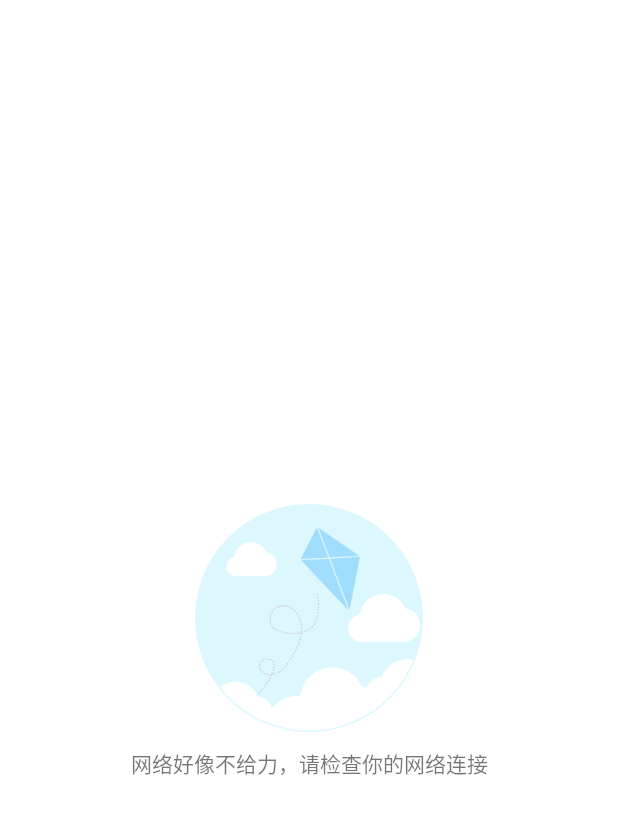
After one commit to LysonLuo/Huoshi-android-v1, an Android app: the layout fragment_network_fail.xml on its own in the app's theme, with its tools: preview values and no code run, on a phone screen of 412 x 824 dp. The commit adds this screen. Shown: the top 814 px of the screen. Run offline under Robolectric (Android 15) with nearby library versions, the phone set to English and light mode, and no system bars.

Commit message:
添加无网络状态UI

```diff
--- a/app/src/main/java/im/huoshi/ui/find/interces/InterCesFragment.java
+++ b/app/src/main/java/im/huoshi/ui/find/interces/InterCesFragment.java
@@ -29,7 +29,7 @@ import im.huoshi.views.RecyclerViewScrollListener;
 
 /**
  * 公用的祷告页面
- * <p/>
+ * <p>
  * Created by Lyson on 15/12/27.
  */
 public class InterCesFragment extends BaseFragment {
@@ -120,6 +120,7 @@ public class InterCesFragment extends BaseFragment {
                 mIsLoading = false;
                 mRefreshLayout.setRefreshing(false);
                 removeProgressFragment();
+                showNetWorkFailFragment(R.id.framelayout);
                 LogUtils.d("XXX", "what");
             }
         });
--- /dev/null
+++ b/app/src/main/res/layout/fragment_network_fail.xml
@@ -0,0 +1,21 @@
+<?xml version="1.0" encoding="utf-8"?>
+<RelativeLayout xmlns:android="http://schemas.android.com/apk/res/android"
+    android:layout_width="match_parent"
+    android:layout_height="match_parent">
+
+    <ImageView
+        android:id="@+id/imageview_network_fail"
+        android:layout_width="wrap_content"
+        android:layout_height="wrap_content"
+        android:layout_centerInParent="true"
+        android:src="@mipmap/img_network_fail_bg" />
+
+    <TextView
+        android:id="@+id/textview_nodata"
+        android:layout_width="match_parent"
+        android:layout_height="wrap_content"
+        android:layout_below="@+id/imageview_network_fail"
+        android:gravity="center"
+        android:padding="10dp"
+        android:text="网络好像不给力，请检查你的网络连接" />
+</RelativeLayout>
--- a/build.gradle
+++ b/build.gradle
@@ -8,7 +8,7 @@ buildscript {
         maven { url "http://dl.bintray.com/jjhesk/maven" }
     }
     dependencies {
-        classpath 'com.android.tools.build:gradle:2.1.0-alpha1'
+        classpath 'com.android.tools.build:gradle:2.0.0'
         classpath 'com.bugtags.library:bugtags-gradle:latest.integration'
         // NOTE: Do not place your application dependencies here; they belong
         // in the individual module build.gradle files
```
Also changed, not shown: app/src/main/java/im/huoshi/base/BaseActivity.java (+32 -0 lines), app/src/main/java/im/huoshi/base/BaseFragment.java (+32 -0 lines), app/src/main/java/im/huoshi/base/NetWorkFailFragment.java (added, +21 -0 lines), app/src/main/res/mipmap-xhdpi/img_network_fail_bg.png (added).
